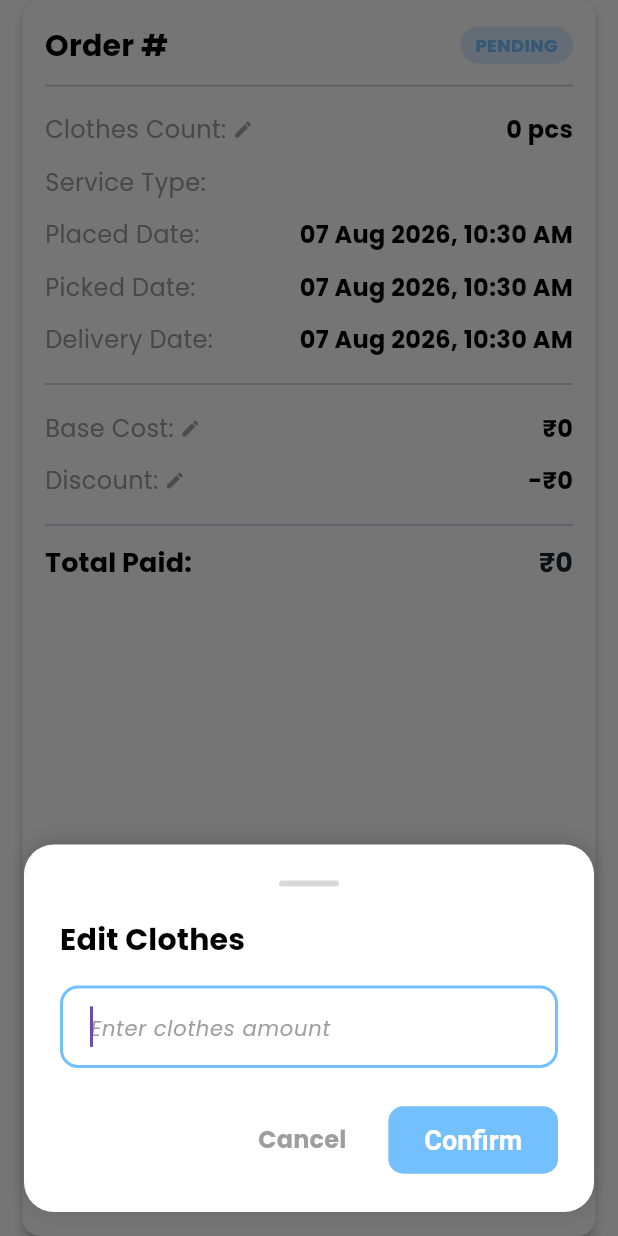
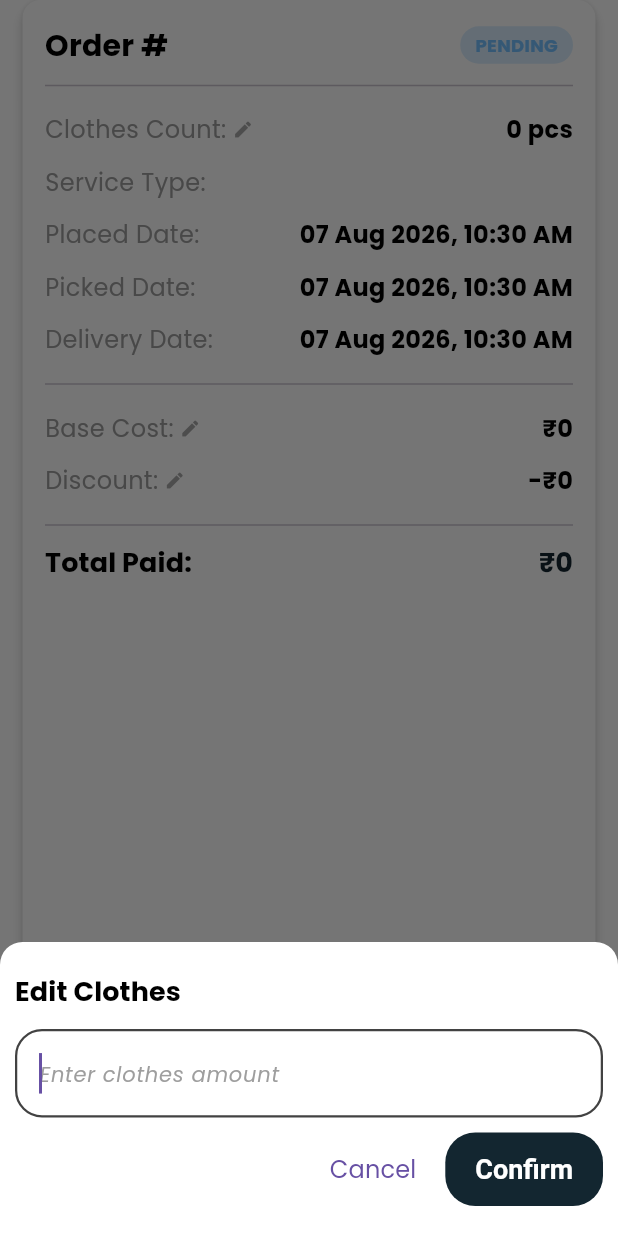
Before and after one commit to Anshu122006/laundry_app, a Flutter app: the DetailsCard widget shown alone on an empty page, opened directly with empty values, after a tap on "Clothes Count:", on a phone screen of 412 x 824 dp. Run offline on Flutter 3.47's test engine with Material 3 defaults, Android fonts, the phone set to English and light mode, and no system bars; our stand-ins replace cloud_firestore, connectivity_plus, firebase_auth, firebase_core, firebase_messaging, flutter_hooks and 7 more; accounts and stored records are empty.

Commit message:
fixed order details screen bug

```diff
--- a/lib/modules/common/order_details/widgets/details_card.dart
+++ b/lib/modules/common/order_details/widgets/details_card.dart
@@ -11,6 +11,37 @@ class DetailsCard extends StatelessWidget {
   const DetailsCard({super.key, required this.order});
 
   final LaundryOrder order;
+
+  /// Helper method to safely present the NumericEditBottomSheet and process updates
+  void _showEditSheet({
+    required String title,
+    required String hintText,
+    required dynamic initialValue,
+    required Function(num) onSave,
+  }) {
+    Get.bottomSheet(
+      NumericEditBottomSheet(
+        title: title,
+        hintText: hintText,
+        initialValue: initialValue,
+        onConfirm: (val) {
+          if (val.toString().trim().isEmpty) return;
+
+          final String strValue = val.toString().trim();
+          final num? parsedVal = num.tryParse(strValue);
+
+          if (parsedVal != null) {
+            onSave(parsedVal);
+          }
+        },
+      ),
+      isScrollControlled: true,
+      isDismissible: true,
+      backgroundColor: Colors.transparent,
+      ignoreSafeArea: false,
+      enableDrag: true,
+    );
+  }
 
   @override
   Widget build(BuildContext context) {
@@ -73,17 +104,11 @@ class DetailsCard extends StatelessWidget {
             InkWell(
               onTap:
                   canEditOrder
-                      ? () => Get.bottomSheet(
-                        NumericEditBottomSheet(
+                      ? () => _showEditSheet(
                         title: "Clothes",
                         hintText: "Enter clothes amount",
                         initialValue: order.clothes,
-                          onConfirm: (val) {
-                            final parsedVal =
-                                int.tryParse(val.toString()) ?? order.clothes;
-                            controller.setClothes(parsedVal);
-                          },
-                        ),
+                        onSave: (val) => controller.setClothes(val.toInt()),
                       )
                       : null,
               child: _buildDetailRow(
@@ -111,18 +136,11 @@ class DetailsCard extends StatelessWidget {
             InkWell(
               onTap:
                   canEditOrder
-                      ? () => Get.bottomSheet(
-                        NumericEditBottomSheet(
+                      ? () => _showEditSheet(
                         title: "Cost",
                         hintText: "Enter cost value",
                         initialValue: order.cost,
-                          onConfirm: (val) {
-                            final parsedVal =
-                                int.tryParse(val.toString()) ??
-                                order.cost.toInt();
-                            controller.setCost(parsedVal);
-                          },
-                        ),
+                        onSave: (val) => controller.setCost(val.toInt()),
                       )
                       : null,
               child: _buildDetailRow(
@@ -136,18 +154,11 @@ class DetailsCard extends StatelessWidget {
             InkWell(
               onTap:
                   canEditOrder
-                      ? () => Get.bottomSheet(
-                        NumericEditBottomSheet(
+                      ? () => _showEditSheet(
                         title: "Discount",
                         hintText: "Enter discount value",
                         initialValue: order.discount,
-                          onConfirm: (val) {
-                            final parsedVal =
-                                int.tryParse(val.toString()) ??
-                                order.discount.toInt();
-                            controller.setDiscount(parsedVal);
-                          },
-                        ),
+                        onSave: (val) => controller.setDiscount(val.toInt()),
                       )
                       : null,
               child: _buildDetailRow(
@@ -191,7 +202,7 @@ class DetailsCard extends StatelessWidget {
       child: Row(
         mainAxisAlignment: MainAxisAlignment.spaceBetween,
         children: [
-          // Left Side: Label + Optional Edit Icon (Fixed)
+          // Left Side: Label + Optional Edit Icon
           Row(
             mainAxisSize: MainAxisSize.min,
             children: [
@@ -208,15 +219,13 @@ class DetailsCard extends StatelessWidget {
               ],
             ],
           ),
-          // Buffer space between label and value
           const SizedBox(width: 16),
 
-          // Right Side: Scrollable Value (Takes remaining space and pushes to right)
+          // Right Side: Scrollable Value
           Expanded(
             child: SingleChildScrollView(
               scrollDirection: Axis.horizontal,
-              reverse:
-                  true, // Automatically keeps the text right-aligned when short
+              reverse: true,
               child: Text(
                 value,
                 style: const TextStyle(fontWeight: FontWeight.w600),
--- a/lib/modules/common/order_details/widgets/details_helper.dart
+++ b/lib/modules/common/order_details/widgets/details_helper.dart
@@ -17,6 +17,27 @@ class NumericEditBottomSheet extends StatefulWidget {
   final num initialValue;
   final bool isDecimal;
   final Function(num) onConfirm;
+
+  static Future<T?> show<T>({
+    required String title,
+    required String hintText,
+    required num initialValue,
+    required Function(num) onConfirm,
+    bool isDecimal = false,
+  }) {
+    return Get.bottomSheet<T>(
+      NumericEditBottomSheet(
+        title: title,
+        hintText: hintText,
+        initialValue: initialValue,
+        onConfirm: onConfirm,
+        isDecimal: isDecimal,
+      ),
+      isScrollControlled: true,
+      backgroundColor: Colors.transparent,
+      barrierColor: Colors.black54,
+    );
+  }
 
   @override
   State<NumericEditBottomSheet> createState() => _NumericEditBottomSheetState();
@@ -40,85 +61,53 @@ class _NumericEditBottomSheetState extends State<NumericEditBottomSheet> {
     super.dispose();
   }
 
+  void _submitData() {
+    if (_formKey.currentState!.validate()) {
+      final text = _inputController.text.trim();
+      final num parsedValue =
+          widget.isDecimal
+              ? (double.tryParse(text) ?? 0.0)
+              : (int.tryParse(text) ?? 0);
+
+      widget.onConfirm(parsedValue);
+      Get.back();
+    }
+  }
+
   @override
   Widget build(BuildContext context) {
-    // Read keyboard height dynamically
-    final keyboardHeight = MediaQuery.of(context).viewInsets.bottom;
-
-    return Container(
-      // Margin wrapper to make it look floating and clean
-      margin: const EdgeInsets.all(16),
+    return SafeArea(
+      child: Container(
+        width: double.infinity,
+        padding: const EdgeInsets.symmetric(horizontal: 10, vertical: 20),
         decoration: BoxDecoration(
+          borderRadius: const BorderRadius.only(
+            topLeft: Radius.circular(15),
+            topRight: Radius.circular(15),
+          ),
           color: Theme.of(context).scaffoldBackgroundColor,
-        borderRadius: BorderRadius.circular(20),
-        boxShadow: [
-          BoxShadow(
-            color: Colors.black.withAlpha(40),
-            blurRadius: 10,
-            offset: const Offset(0, -2),
         ),
-        ],
-      ),
-      child: ClipRRect(
-        borderRadius: BorderRadius.circular(20),
-        child: AnimatedPadding(
-          duration: const Duration(milliseconds: 100),
-          curve: Curves.easeOut,
-          // Pushes sheet cleanly above keyboard while leaving breathing room
-          padding: EdgeInsets.only(bottom: keyboardHeight),
-          child: SingleChildScrollView(
-            physics: const ClampingScrollPhysics(),
-            child: Padding(
-              padding: const EdgeInsets.all(24.0),
         child: Form(
           key: _formKey,
+          child: SingleChildScrollView(
             child: Column(
               mainAxisSize: MainAxisSize.min,
               crossAxisAlignment: CrossAxisAlignment.start,
               children: [
-                    // Handle Bar visual for bottom sheet recognition
-                    Center(
-                      child: Container(
-                        width: 40,
-                        height: 4,
-                        margin: const EdgeInsets.only(bottom: 20),
-                        decoration: BoxDecoration(
-                          color: Colors.grey.withAlpha(100),
-                          borderRadius: BorderRadius.circular(10),
-                        ),
-                      ),
-                    ),
                 Text(
                   "Edit ${widget.title}",
-                      style: Theme.of(context).textTheme.titleMedium?.copyWith(
-                        fontWeight: FontWeight.bold,
+                  style: Theme.of(context).textTheme.titleSmall,
                 ),
-                    ),
-                    const SizedBox(height: 16),
+                const SizedBox(height: 12),
                 TextFormField(
                   controller: _inputController,
                   autofocus: true,
+                  textInputAction: TextInputAction.done,
                   keyboardType: TextInputType.numberWithOptions(
                     decimal: widget.isDecimal,
                   ),
-                      style: const TextStyle(fontWeight: FontWeight.w500),
-                      decoration: InputDecoration(
-                        hintText: widget.hintText,
-                        contentPadding: const EdgeInsets.symmetric(
-                          horizontal: 16,
-                          vertical: 14,
-                        ),
-                        border: OutlineInputBorder(
-                          borderRadius: BorderRadius.circular(12),
-                        ),
-                        focusedBorder: OutlineInputBorder(
-                          borderRadius: BorderRadius.circular(12),
-                          borderSide: BorderSide(
-                            color: CColors.primaryColor,
-                            width: 2,
-                          ),
-                        ),
-                      ),
+                  decoration: InputDecoration(hintText: widget.hintText),
+                  onFieldSubmitted: (_) => _submitData(),
                   validator: (value) {
                     if (value == null || value.trim().isEmpty) {
                       return "Please enter a value";
@@ -135,64 +124,25 @@ class _NumericEditBottomSheetState extends State<NumericEditBottomSheet> {
                     return null;
                   },
                 ),
-                    const SizedBox(height: 24),
-                    Row(
-                      mainAxisAlignment: MainAxisAlignment.end,
+                const SizedBox(height: 10),
+                Align(
+                  alignment: Alignment.centerRight,
+                  child: Row(
+                    mainAxisSize: MainAxisSize.min,
                     children: [
                       TextButton(
                         onPressed: () => Get.back(),
-                          style: TextButton.styleFrom(
-                            padding: const EdgeInsets.symmetric(
-                              horizontal: 16,
-                              vertical: 12,
+                        child: const Text("Cancel"),
                       ),
-                          ),
-                          child: const Text(
-                            "Cancel",
-                            style: TextStyle(
-                              color: Colors.grey,
-                              fontWeight: FontWeight.bold,
-                            ),
-                          ),
-                        ),
-                        const SizedBox(width: 12),
+                      const SizedBox(width: 8),
                       ElevatedButton(
-                          onPressed: () {
-                            if (_formKey.currentState!.validate()) {
-                              final text = _inputController.text.trim();
-                              final num parsedValue =
-                                  widget.isDecimal
-                                      ? (double.tryParse(text) ?? 0.0)
-                                      : (int.tryParse(text) ?? 0);
-
-                              widget.onConfirm(parsedValue);
-                              Get.back();
-                            }
-                          },
-                          style: ElevatedButton.styleFrom(
-                            backgroundColor: CColors.primaryColor,
-                            padding: const EdgeInsets.symmetric(
-                              horizontal: 24,
-                              vertical: 12,
-                            ),
-                            elevation: 0,
-                            shape: RoundedRectangleBorder(
-                              borderRadius: BorderRadius.circular(10),
-                            ),
-                          ),
-                          child: const Text(
-                            "Confirm",
-                            style: TextStyle(
-                              color: Colors.white,
-                              fontWeight: FontWeight.bold,
-                            ),
-                          ),
-                        ),
-                      ],
+                        onPressed: _submitData,
+                        child: const Text("Confirm"),
                       ),
                     ],
                   ),
                 ),
+              ],
             ),
           ),
         ),
@@ -213,12 +163,8 @@ class DetailsHelper {
     final DateTime? picked = await showDatePicker(
       context: context,
       initialDate: initialDate,
-      firstDate: DateTime.now().subtract(
-        const Duration(days: 30),
-      ), // Allows slight retroactive padding if needed
-      lastDate: DateTime.now().add(
-        const Duration(days: 365),
-      ), // Bound to 1 year out
+      firstDate: DateTime.now().subtract(const Duration(days: 30)),
+      lastDate: DateTime.now().add(const Duration(days: 365)),
       builder: (context, child) {
         return Theme(
           data: Theme.of(context).copyWith(
--- a/lib/modules/common/orders/view/_main_screen.dart
+++ b/lib/modules/common/orders/view/_main_screen.dart
@@ -95,10 +95,11 @@ class OrdersList extends StatelessWidget {
             order: targetOrder,
             onTap:
                 isClient
-                    ? () => Get.to(() => OrderStatusScreen(orderId: targetOrder.id))
+                    ? () =>
+                        Get.to(() => OrderStatusScreen(orderId: targetOrder.id))
                     : () => Get.toNamed(
                       AppRoutes.orderDetails,
-                      arguments: targetOrder,
+                      arguments: targetOrder.id,
                     ),
           );
         },
--- a/lib/modules/employee/account/controller/account_controller.dart
+++ b/lib/modules/employee/account/controller/account_controller.dart
@@ -92,12 +92,12 @@ class EmployeeAccountController extends GetxController {
       final box = GetStorage();
       await box.erase();
 
-      Get.reset();
+      Get.deleteAll(force: true);
+      Get.put(AuthController(), permanent: true);
       Get.offAllNamed(AppRoutes.signin, arguments: {"showMessage": true});
     } catch (e) {
       try {
         await GetStorage().erase();
-        Get.reset();
       } catch (_) {}
 
       Get.offAllNamed(AppRoutes.signin);
--- a/lib/modules/employee/home/widgets/home_order_tile.dart
+++ b/lib/modules/employee/home/widgets/home_order_tile.dart
@@ -96,7 +96,10 @@ class HomeOrderTile extends StatelessWidget {
               padding: const EdgeInsets.all(5),
               child: ElevatedButton(
                 onPressed:
-                    () => Get.toNamed(AppRoutes.orderDetails, arguments: order),
+                    () => Get.toNamed(
+                      AppRoutes.orderDetails,
+                      arguments: order.id,
+                    ),
                 child: const Text("Check\nStatus", textAlign: TextAlign.center),
               ),
             ),
--- a/pubspec.yaml
+++ b/pubspec.yaml
@@ -1,7 +1,7 @@
 name: laundary_app
 description: "app for maa laundry"
 publish_to: "none"
-version: 2.0.0+16
+version: 2.0.0+17
 
 environment:
   sdk: ^3.7.0
```
Also changed, not shown: lib/data/controllers/client_controller.dart (+8 -8 lines), lib/data/controllers/order_controller.dart (+38 -21 lines), lib/data/controllers/transaction_controller.dart (+25 -10 lines), lib/data/db_cloud/order_cloud_db.dart (+37 -0 lines), lib/data/db_cloud/transaction_cloud_db.dart (+18 -0 lines), lib/modules/client/account/controller/account_controller.dart (+4 -3 lines). Lines whose indentation alone changed are shown as unchanged.
